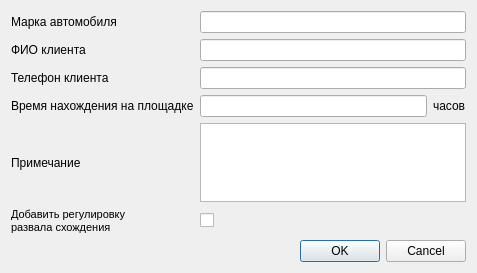
Above: order_details.ui from nio-kun/timetable before the change. Below: the same form after it.
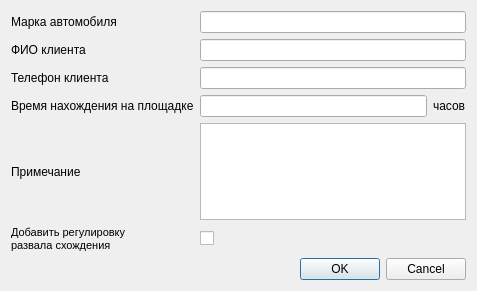
That is the form after the change.

What changed in the file:
```diff
--- a/order_details.ui
+++ b/order_details.ui
@@ -7,7 +7,7 @@
     <x>0</x>
     <y>0</y>
     <width>477</width>
-    <height>273</height>
+    <height>291</height>
    </rect>
   </property>
   <property name="windowTitle">
```
Left out of the diff: 2 changed lines with no effect on the pictures.
